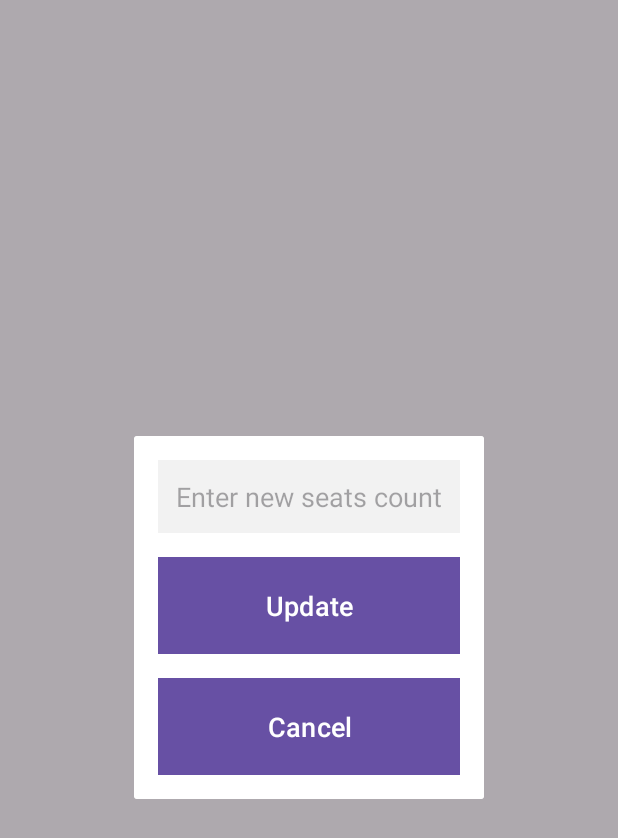
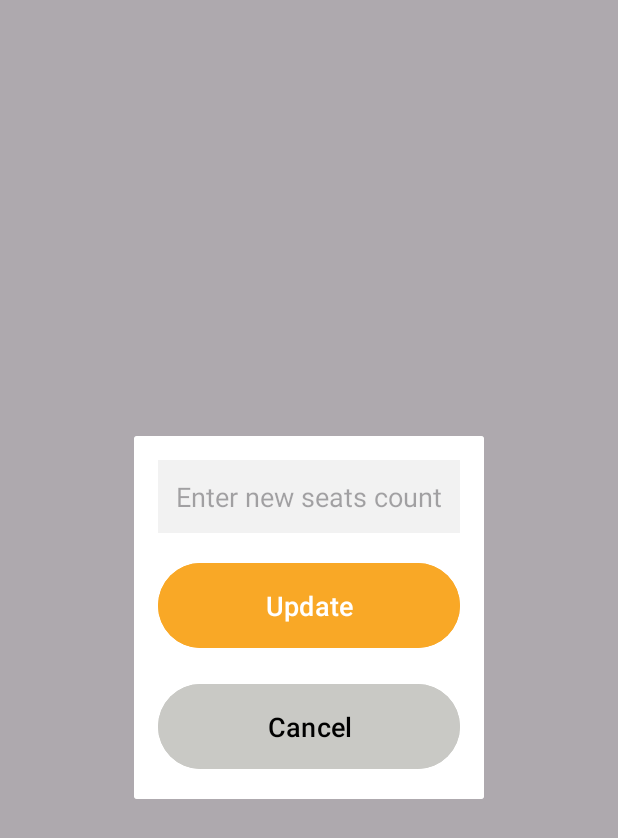
Before and after one commit to Sanjula-Dulshan/Reservation_Mobile_Client, an Android app: the fragment UpdateSeatsDialogFragment shown on its own in the app's theme, on a phone screen of 412 x 824 dp. Shown: the top 838 px of the screen. Run offline under Robolectric (Android 15) with nearby library versions, the phone set to English and light mode, and no system bars; 1 statement that could not run was skipped.

Commit message:
ui update

```diff
--- a/app/src/main/java/com/example/onlineticketbooking/TicketSummary.java
+++ b/app/src/main/java/com/example/onlineticketbooking/TicketSummary.java
@@ -74,7 +74,7 @@
     }
 
     private void addReservation() {
-        reservationManager.addReservation(userId, trainId, startStation, endStation, Integer.parseInt(noOfSeats), date, Double.parseDouble(totalPrice), () -> handleAddReservationSuccess(), error -> handleAddReservationFailed(error));
+       // reservationManager.addReservation(userId, trainId, startStation, endStation, Integer.parseInt(noOfSeats), date, Double.parseDouble(totalPrice), () -> handleAddReservationSuccess(), error -> handleAddReservationFailed(error));
 
     }
 
--- a/app/src/main/java/com/example/onlineticketbooking/UpdateSeatsDialogFragment.java
+++ b/app/src/main/java/com/example/onlineticketbooking/UpdateSeatsDialogFragment.java
@@ -4,6 +4,7 @@
 import android.view.LayoutInflater;
 import android.view.View;
 import android.view.ViewGroup;
+import android.widget.TextView;
 
 import androidx.annotation.NonNull;
 import androidx.annotation.Nullable;
@@ -16,7 +17,14 @@
     public View onCreateView(@NonNull LayoutInflater inflater, @Nullable ViewGroup container, @Nullable Bundle savedInstanceState) {
         View view = inflater.inflate(R.layout.dialog_update_seats, container, false);
 
-        // Handle updating seats count logic here
+        // Get the noOfSeats from the arguments
+        Bundle args = getArguments();
+        String seatCount = args.getString("noOfSeats");
+
+        //set the textview
+        TextView txtSeats = view.findViewById(R.id.editSeats);
+        txtSeats.setText(seatCount);
+
 
         return view;
     }
--- a/app/src/main/java/com/example/onlineticketbooking/manager/NetworkManager.java
+++ b/app/src/main/java/com/example/onlineticketbooking/manager/NetworkManager.java
@@ -15,7 +15,7 @@
     private static NetworkManager singleton;
 
     private final Retrofit retrofit;
-    private final String baseUrl = "http://192.168.5.11:5000/api/";
+    private final String baseUrl = "http://192.168.1.101:5004/api/";
     private ConnectivityManager connectivityManager;
 
     public static NetworkManager getInstance() {
--- a/app/src/main/java/com/example/onlineticketbooking/models/reservation/ReservationService.java
+++ b/app/src/main/java/com/example/onlineticketbooking/models/reservation/ReservationService.java
@@ -5,6 +5,7 @@
 import retrofit2.Call;
 import retrofit2.http.DELETE;
 import retrofit2.http.GET;
+import retrofit2.http.PUT;
 import retrofit2.http.Path;
 
 public interface ReservationService {
@@ -15,5 +16,7 @@
     @DELETE("Reservation/{userId}")
     Call<List<ReservationResponse>> deleteReservationDetails(@Path("userId") String userId);
 
+    @PUT("Reservation/{userId}")
+    Call<List<ReservationResponse>> updateReservationDetails(@Path("userId") String userId);
 
 }
--- a/app/src/main/res/layout/dialog_update_seats.xml
+++ b/app/src/main/res/layout/dialog_update_seats.xml
@@ -17,23 +17,26 @@
             android:id="@+id/editSeats"
             android:layout_width="match_parent"
             android:layout_height="wrap_content"
+            android:background="#F2F2F2"
+            android:gravity="center"
             android:hint="Enter new seats count"
+            android:inputType="number"
             android:padding="12dp"
-            android:background="#F2F2F2"
-            android:inputType="number"
-            android:gravity="center"/>
+            android:textColor="#000000" />
 
         <Button
             android:id="@+id/btnUpdateSeats"
             android:layout_width="match_parent"
             android:layout_height="wrap_content"
             android:layout_marginTop="16dp"
-            android:background="#4CAF50"
+            android:onClick="onUpdateSeatsClicked"
+            android:padding="16dp"
+            android:text="Update"
+            android:backgroundTint="@color/btnColor"
             android:textColor="#FFFFFF"
-            android:text="Update"
-            android:textSize="18sp"
-            android:padding="16dp"
-            android:onClick="onUpdateSeatsClicked"/>
+            android:textColorHighlight="#FFC107"
+            android:textColorLink="#FFC107"
+            android:textSize="18sp" />
 
         <Space
             android:layout_width="match_parent"
@@ -43,8 +46,8 @@
             android:id="@+id/btnCancel"
             android:layout_width="match_parent"
             android:layout_height="wrap_content"
-            android:background="#cfd0d1"
-            android:textColor="#FFFFFF"
+            android:backgroundTint="#c9c9c5"
+            android:textColor="#000000"
             android:text="Cancel"
             android:textSize="18sp"
             android:padding="16dp"
```
Also changed, not shown: app/src/main/java/com/example/onlineticketbooking/TripList.java (+30 -0 lines), app/src/main/java/com/example/onlineticketbooking/manager/ReservationManager.java (+9 -0 lines).
